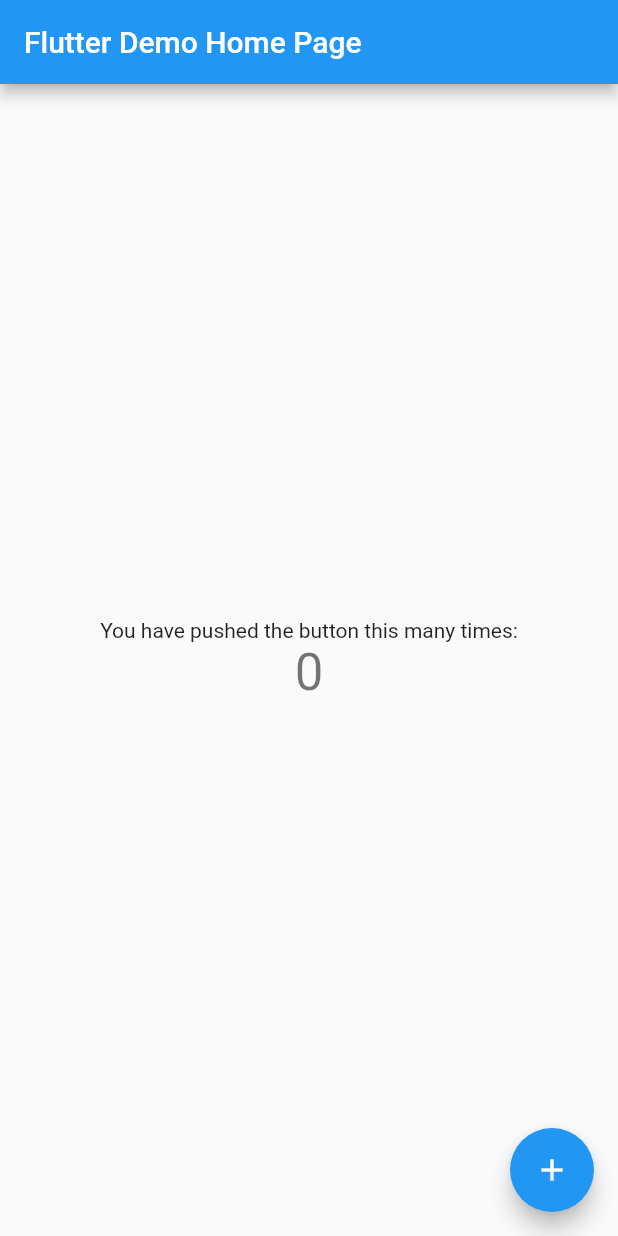
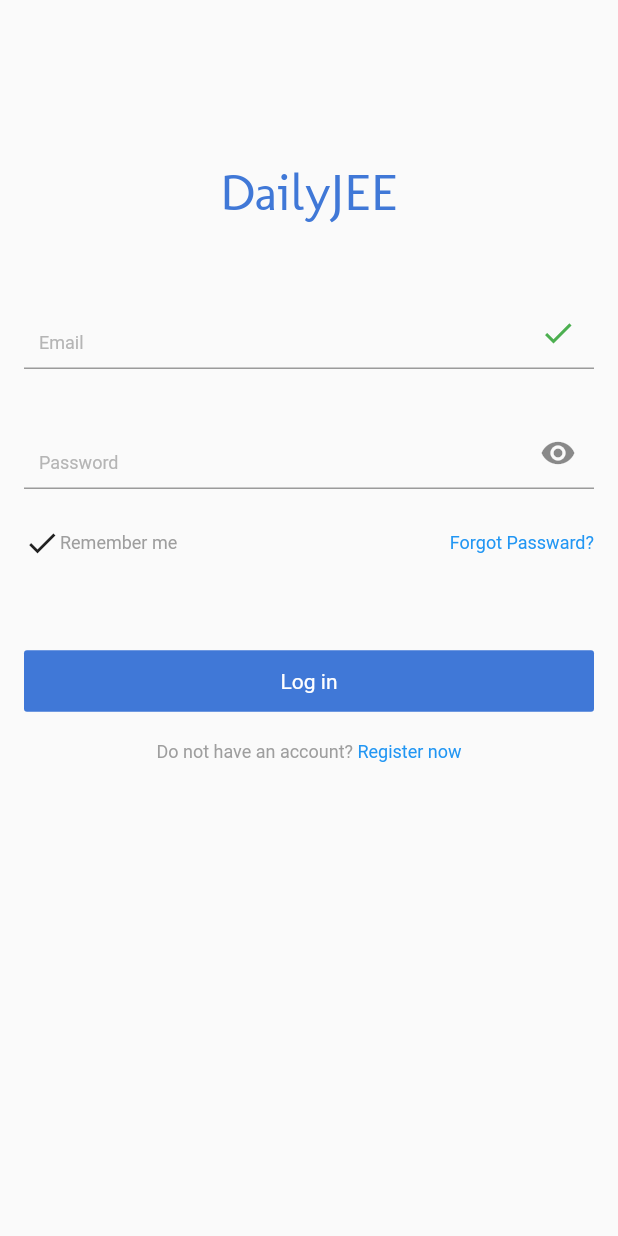
Before and after one commit to teensumit/dailyjee, a Flutter app: the screen it shows after launch, on a phone screen of 412 x 824 dp. Run offline on Flutter 3.47's test engine with Material 2 defaults, Android fonts, the phone set to English and light mode, and no system bars.

Commit message:
Login Created

```diff
--- a/lib/main.dart
+++ b/lib/main.dart
@@ -1,113 +1,9 @@
+import 'package:dailyjee/screen/auth/logIn.dart';
+import 'package:dailyjee/screen/splash.dart';
 import 'package:flutter/material.dart';
 
 void main() {
-  runApp(MyApp());
+  runApp(MaterialApp(
+    home:LogIn()
+  ));
 }
-
-class MyApp extends StatelessWidget {
-  // This widget is the root of your application.
-  @override
-  Widget build(BuildContext context) {
-    return MaterialApp(
-      title: 'Flutter Demo',
-      theme: ThemeData(
-        // This is the theme of your application.
-        //
-        // Try running your application with "flutter run". You'll see the
-        // application has a blue toolbar. Then, without quitting the app, try
-        // changing the primarySwatch below to Colors.green and then invoke
-        // "hot reload" (press "r" in the console where you ran "flutter run",
-        // or simply save your changes to "hot reload" in a Flutter IDE).
-        // Notice that the counter didn't reset back to zero; the application
-        // is not restarted.
-        primarySwatch: Colors.blue,
-      ),
-      home: MyHomePage(title: 'Flutter Demo Home Page'),
-    );
-  }
-}
-
-class MyHomePage extends StatefulWidget {
-  MyHomePage({Key key, this.title}) : super(key: key);
-
-  // This widget is the home page of your application. It is stateful, meaning
-  // that it has a State object (defined below) that contains fields that affect
-  // how it looks.
-
-  // This class is the configuration for the state. It holds the values (in this
-  // case the title) provided by the parent (in this case the App widget) and
-  // used by the build method of the State. Fields in a Widget subclass are
-  // always marked "final".
-
-  final String title;
-
-  @override
-  _MyHomePageState createState() => _MyHomePageState();
-}
-
-class _MyHomePageState extends State<MyHomePage> {
-  int _counter = 0;
-
-  void _incrementCounter() {
-    setState(() {
-      // This call to setState tells the Flutter framework that something has
-      // changed in this State, which causes it to rerun the build method below
-      // so that the display can reflect the updated values. If we changed
-      // _counter without calling setState(), then the build method would not be
-      // called again, and so nothing would appear to happen.
-      _counter++;
-    });
-  }
-
-  @override
-  Widget build(BuildContext context) {
-    // This method is rerun every time setState is called, for instance as done
-    // by the _incrementCounter method above.
-    //
-    // The Flutter framework has been optimized to make rerunning build methods
-    // fast, so that you can just rebuild anything that needs updating rather
-    // than having to individually change instances of widgets.
-    return Scaffold(
-      appBar: AppBar(
-        // Here we take the value from the MyHomePage object that was created by
-        // the App.build method, and use it to set our appbar title.
-        title: Text(widget.title),
-      ),
-      body: Center(
-        // Center is a layout widget. It takes a single child and positions it
-        // in the middle of the parent.
-        child: Column(
-          // Column is also a layout widget. It takes a list of children and
-          // arranges them vertically. By default, it sizes itself to fit its
-          // children horizontally, and tries to be as tall as its parent.
-          //
-          // Invoke "debug painting" (press "p" in the console, choose the
-          // "Toggle Debug Paint" action from the Flutter Inspector in Android
-          // Studio, or the "Toggle Debug Paint" command in Visual Studio Code)
-          // to see the wireframe for each widget.
-          //
-          // Column has various properties to control how it sizes itself and
-          // how it positions its children. Here we use mainAxisAlignment to
-          // center the children vertically; the main axis here is the vertical
-          // axis because Columns are vertical (the cross axis would be
-          // horizontal).
-          mainAxisAlignment: MainAxisAlignment.center,
-          children: <Widget>[
-            Text(
-              'You have pushed the button this many times:',
-            ),
-            Text(
-              '$_counter',
-              style: Theme.of(context).textTheme.headline4,
-            ),
-          ],
-        ),
-      ),
-      floatingActionButton: FloatingActionButton(
-        onPressed: _incrementCounter,
-        tooltip: 'Increment',
-        child: Icon(Icons.add),
-      ), // This trailing comma makes auto-formatting nicer for build methods.
-    );
-  }
-}
--- /dev/null
+++ b/lib/screen/auth/logIn.dart
@@ -0,0 +1,104 @@
+import 'package:dailyjee/screen/components/textInputContainer.dart';
+import 'package:dailyjee/theme.dart';
+import 'package:flutter/material.dart';
+
+class LogIn extends StatelessWidget {
+  String st = "SS";
+  Icon icon = Icon(Icons.border_right, color: Colors.red,);
+  TextInputType typer = TextInputType.name;
+  @override
+  Widget build(BuildContext context) {
+    return Scaffold(
+      body: Padding(
+        padding: const EdgeInsets.fromLTRB(16.0, 108, 16.0, 65),
+        child: Column(
+          crossAxisAlignment: CrossAxisAlignment.stretch,
+          children:[
+            Center(
+              child: Text(
+                "DailyJEE",
+                style: TextStyle(
+                  fontSize: 34,
+                  fontFamily: 'Molengo',
+                  color: primary,
+                ),
+              ),
+            ),
+            SizedBox(height:49),
+            TextInputContainer(
+              st: 'Email',
+              icon: Icon(Icons.done, color: Colors.green),
+              typer:TextInputType.emailAddress
+            ),
+            SizedBox(height:32),
+            TextInputContainer(
+              st: 'Password',
+              icon: Icon(Icons.visibility),
+              typer:TextInputType.visiblePassword
+            ),
+            SizedBox(height:24),
+            Row(
+              children: [
+                Icon(
+                  Icons.done
+                ),
+                Expanded(
+                    child: Text(
+                    'Remember me',
+                    style: TextStyle(
+                      color: Colors.grey[500],
+                      fontSize: 12,
+                    ),
+                  ),
+                ),
+                Text(
+                  'Forgot Passward?',
+                  style: TextStyle(
+                    color: Colors.blue,
+                    fontSize: 12,
+                  ),
+                ),
+              ],
+            ),
+
+            SizedBox(height:56),
+            FlatButton(onPressed: (){},
+              height: 41,
+              child: Text(
+                'Log in',
+                style: TextStyle(
+                  color: Colors.white,
+                  fontSize: 14,
+                ),
+              ),
+              color: primary,
+            ),
+
+            SizedBox(height:16),
+
+            Row(
+              mainAxisAlignment: MainAxisAlignment.center,
+              children: [
+
+                Text(
+                'Do not have an account?',
+                style: TextStyle(
+                  color: Colors.grey[500],
+                  fontSize: 12,
+                  ),
+                ),
+                Text(
+                  ' Register now',
+                  style: TextStyle(
+                    color: Colors.blue,
+                    fontSize: 12,
+                  ),
+                ),
+              ],
+            ),
+          ]
+        ),
+      )
+    );
+  }
+}
--- /dev/null
+++ b/lib/screen/components/textInputContainer.dart
@@ -0,0 +1,31 @@
+import 'package:flutter/material.dart';
+
+class TextInputContainer extends StatelessWidget {
+  const TextInputContainer({
+    Key key,
+    @required this.typer,
+    @required this.st,
+    @required this.icon,
+  }) : super(key: key);
+
+  final TextInputType typer;
+  final String st;
+  final Icon icon;
+
+  @override
+  Widget build(BuildContext context) {
+    return TextField(
+      keyboardType: typer,
+      decoration: InputDecoration(
+        hintText:st,
+        contentPadding: EdgeInsets.only(left:10, top:20),
+        suffixIcon: icon,
+        hintStyle: TextStyle(
+          color:Color(0xFFB5B5B5),
+          fontFamily: 'Roboto',
+          fontSize: 12.0
+        ),
+      ),
+    );
+  }
+}
--- /dev/null
+++ b/lib/screen/splash.dart
@@ -0,0 +1,36 @@
+import 'package:flutter/material.dart';
+import '../theme.dart';
+
+class Splash extends StatelessWidget {
+  @override
+  Widget build(BuildContext context) {
+    return Scaffold(
+      body: Stack(
+        children:[
+          Container(
+            decoration: BoxDecoration(
+              gradient: LinearGradient(
+                colors: [
+                  primary,
+                  primaryLight
+                ],
+                begin: FractionalOffset(0, 0),
+                end: FractionalOffset(0, 1),
+                stops: [0, 1],
+                tileMode: TileMode.clamp
+              )
+            ),
+          ),
+          Center(child: Text(
+            "DailyJEE",
+            style: TextStyle(
+                  fontSize: 48,
+                  fontFamily: 'Molengo',
+                  color: Colors.white,
+            ),
+          )),
+        ]
+      )
+    );
+  }
+}
--- /dev/null
+++ b/lib/theme.dart
@@ -0,0 +1,4 @@
+import 'package:flutter/material.dart';
+
+Color primary = Color(0xFF4078D7);
+Color primaryLight = Color(0xFF38CAFF);
```
Also changed, not shown: pubspec.yaml (+23 -0 lines), fonts/molengoregular.ttf (added), fonts/robotobold.ttf (added), fonts/robotoregular.ttf (added), fonts/robotothin.ttf (added), pubspec.lock.
